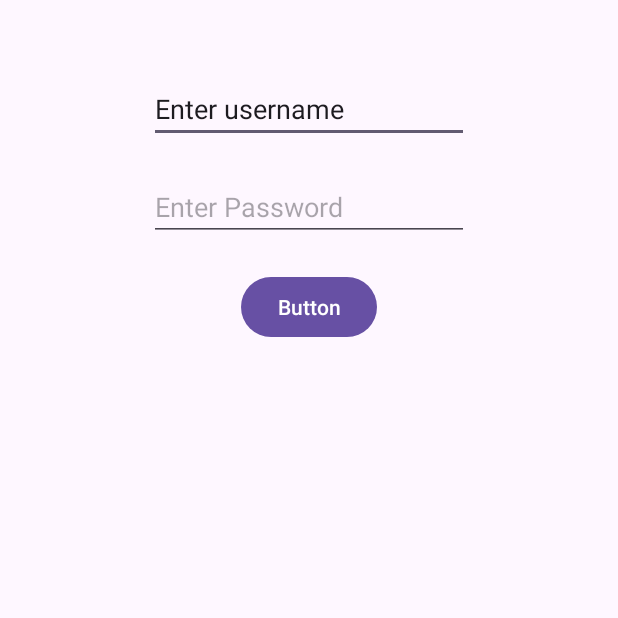
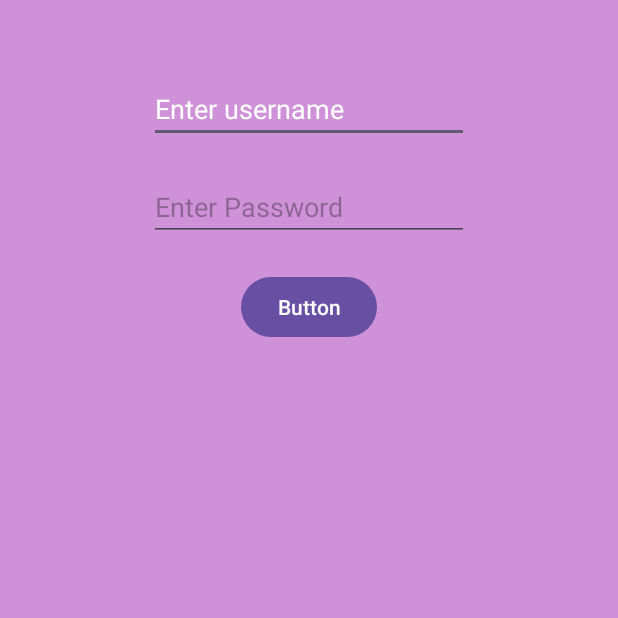
Before and after one commit to adityapandey23/My_app, an Android app: the screen it shows after launch (MainActivity), on a phone screen of 412 x 824 dp, the top half of it. Run offline under Robolectric (Android 15) with nearby library versions, the phone set to English and light mode, and no system bars.

Commit message:
Changing Colors

```diff
--- a/app/src/main/res/layout/activity_main.xml
+++ b/app/src/main/res/layout/activity_main.xml
@@ -3,6 +3,7 @@
     xmlns:app="http://schemas.android.com/apk/res-auto"
     xmlns:tools="http://schemas.android.com/tools"
     android:id="@+id/main"
+    android:background="@color/backgroundPurple"
     android:layout_width="match_parent"
     android:layout_height="match_parent"
     tools:context=".MainActivity">
@@ -16,6 +17,7 @@
         android:text="Enter username"
         android:layout_marginTop="50dp"
         app:layout_constraintTop_toTopOf="parent"
+        android:textColor="@color/white"
         app:layout_constraintStart_toStartOf="parent"
         app:layout_constraintEnd_toEndOf="parent"
         app:layout_constraintHorizontal_bias="0.5" />
@@ -30,6 +32,7 @@
         android:layout_marginTop="20dp"
         app:layout_constraintTop_toBottomOf="@+id/editTextText"
         app:layout_constraintStart_toStartOf="parent"
+        android:textColor="@color/white"
         app:layout_constraintEnd_toEndOf="parent"
         app:layout_constraintHorizontal_bias="0.5" />
 
@@ -38,6 +41,7 @@
         android:layout_width="wrap_content"
         android:layout_height="wrap_content"
         android:text="Button"
+        android:textColor="@color/white"
         android:layout_marginTop="20dp"
         app:layout_constraintTop_toBottomOf="@+id/editTextTextPassword"
         app:layout_constraintStart_toStartOf="parent"
--- a/app/src/main/res/values/colors.xml
+++ b/app/src/main/res/values/colors.xml
@@ -2,4 +2,5 @@
 <resources>
     <color name="black">#FF000000</color>
     <color name="white">#FFFFFFFF</color>
+    <color name="backgroundPurple">#7B9C27B0</color>
 </resources>
```
